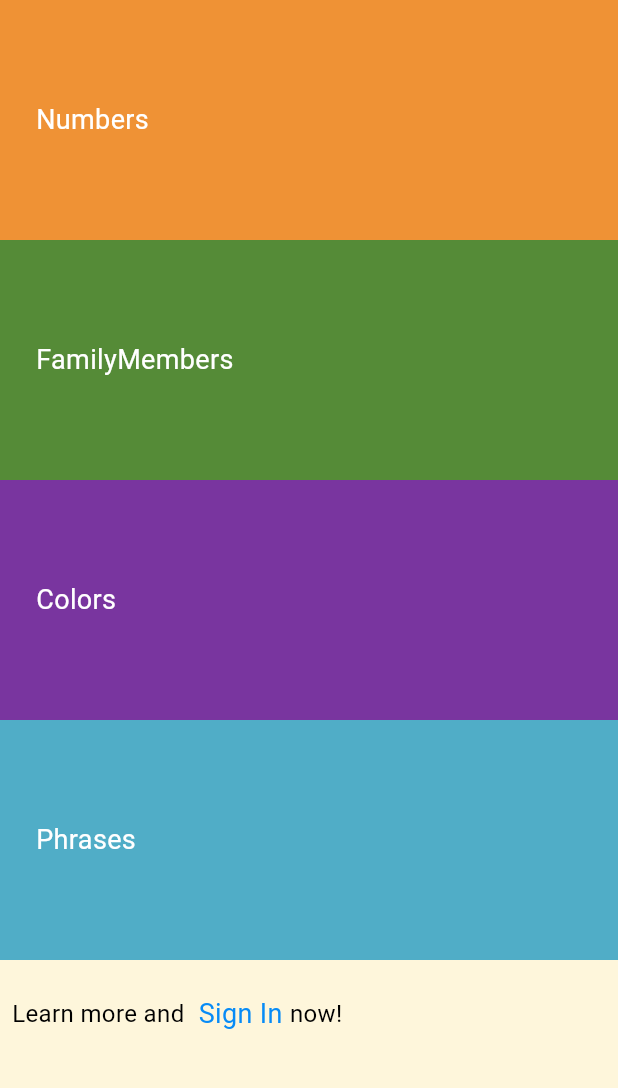
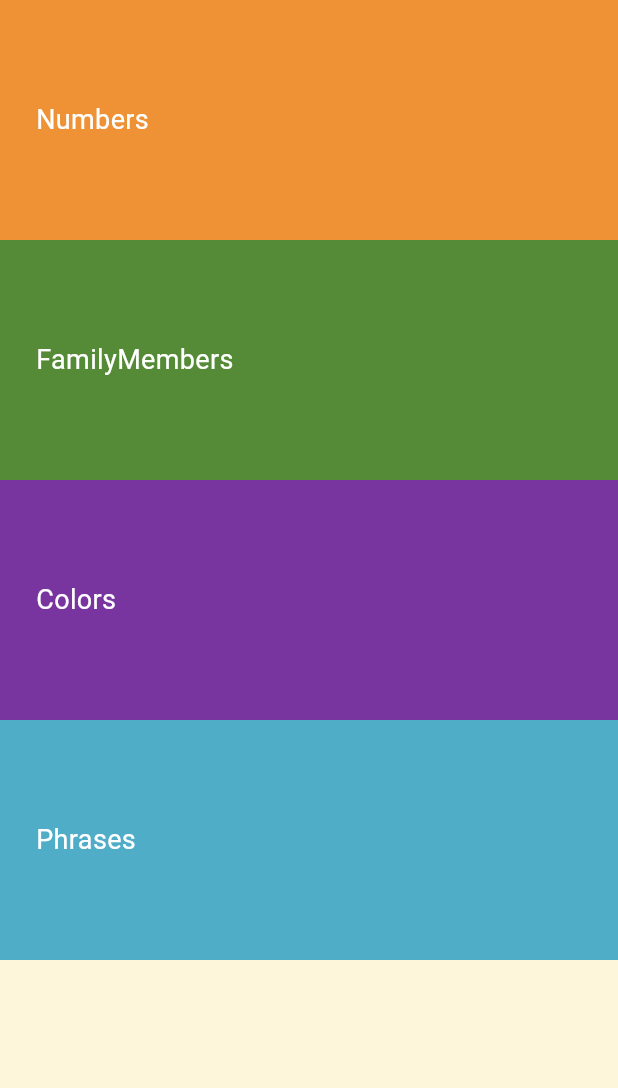
Before and after one commit to nadaebrahimm/Toku, a Flutter app: the HomePage screen opened directly, on a phone screen of 412 x 824 dp, the part 84-1172 px from its top. Run offline on Flutter 3.47's test engine with Material 3 defaults, Android fonts, the phone set to English and light mode, and no system bars; our stand-ins replace audioplayers, firebase_auth, firebase_core, modal_progress_hud_nsn; accounts and stored records are empty; statements that could not run were skipped.

Commit message:
Update home_page.dart

```diff
--- a/lib/screens/home_page.dart
+++ b/lib/screens/home_page.dart
@@ -54,39 +54,6 @@ class HomePage extends StatelessWidget {
               text: 'Phrases',
               color: const Color(0xff50ADC7),
             ),
-           SizedBox(
-             height: 15,
-           ),
-            Padding(
-              padding: const EdgeInsets.all(8),
-              child: Row(
-                children: [
-                  const Text(
-                    "Learn more and",
-                    style: TextStyle(fontSize: 16, color: Colors.black),
-                  ),
-                  GestureDetector(
-                    onTap: () {
-                      Navigator.push(context, MaterialPageRoute(builder: (context) {
-                        return RegisterPage();
-                      }));
-                    },
-
-                    child: const Text(
-                      '  Sign In ',
-                      style: TextStyle(
-                        fontSize: 18,
-                        color: Color(0xff078bf6),
-                      ),
-                    ),
-                  ),
-                  const Text(
-                    "now!",
-                    style: TextStyle(fontSize: 16, color: Colors.black),
-                  ),
-                ],
-              ),
-            )
           ],
         ),
       ),
```
